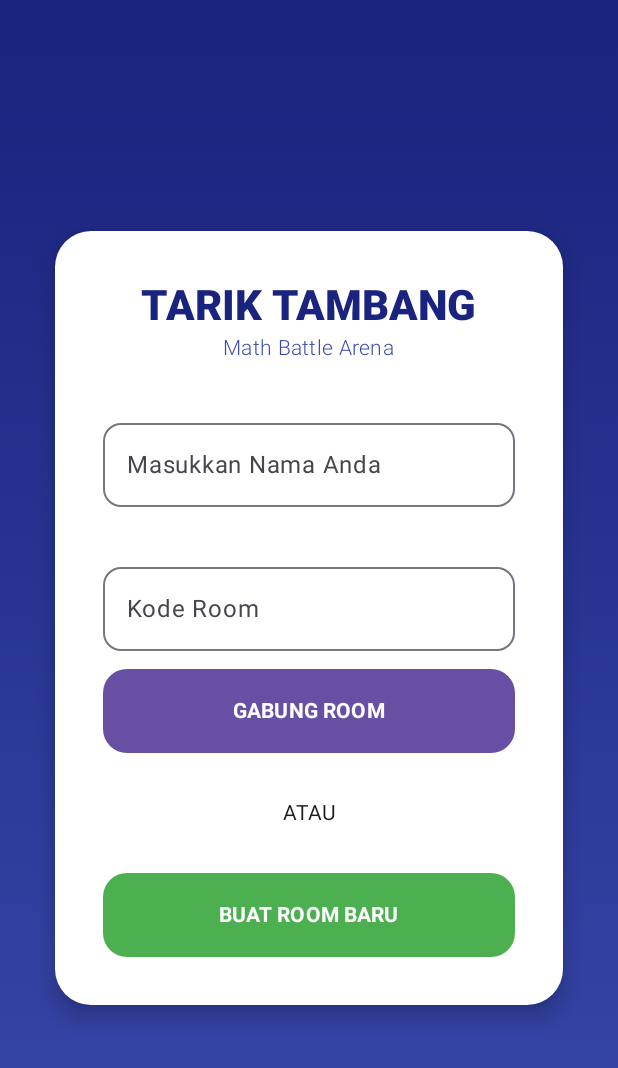
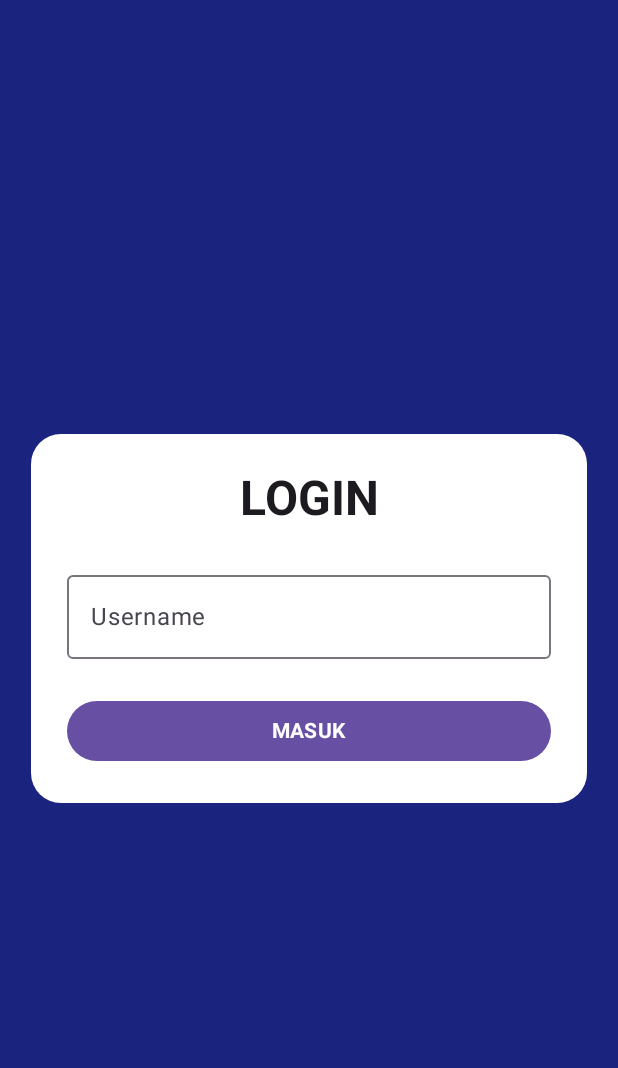
Before and after one commit to taka-duarr/tarik_tambang, an Android app built with Jetpack Compose: the screen it shows after launch (MainActivity), on a phone screen of 412 x 824 dp. Shown: the top 1068 px of the screen. Run offline under Robolectric (Android 15) with nearby library versions, the phone set to English and light mode, and no system bars; our stand-ins replace Firebase (no records; nobody signed in at launch, a user with empty details on screens opened directly).

Commit message:
change name app and backround app

```diff
--- a/app/src/main/java/com/example/tarik_tambang/MainActivity.kt
+++ b/app/src/main/java/com/example/tarik_tambang/MainActivity.kt
@@ -33,6 +33,7 @@ import androidx.core.splashscreen.SplashScreen.Companion.installSplashScreen
 
 
 
+
 class MainActivity : ComponentActivity() {
     override fun onCreate(savedInstanceState: Bundle?) {
         installSplashScreen()
@@ -47,41 +48,111 @@ class MainActivity : ComponentActivity() {
 
 @Composable
 fun GameNavigation() {
+    val context = LocalContext.current
+
+    var savedName by remember { mutableStateOf(UserPrefs.getName(context)) }
     var activeRoomCode by remember { mutableStateOf<String?>(null) }
     var activeRole by remember { mutableStateOf<String?>(null) }
-    var myName by remember { mutableStateOf<String?>(null) }
 
-    if (activeRole == null) {
+    when {
+        savedName == null -> {
+            LoginScreen { username ->
+                UserPrefs.saveName(context, username)
+                savedName = username
+            }
+        }
 
+        activeRole == null -> {
             LobbyScreen(
-            onJoinRoom = { code, role, name ->
+                fixedName = savedName!!,
+                onJoinRoom = { code, role ->
                     activeRoomCode = code
                     activeRole = role
-                myName = name
                 }
             )
-    } else {
-        // Tampilkan Game jika sudah ada role
+        }
+
+        else -> {
             ActiveGameScreen(
                 roomCode = activeRoomCode!!,
                 myRole = activeRole!!,
-            myName = myName!!,
+                myName = savedName!!,
                 onLeaveRoom = {
                     activeRoomCode = null
                     activeRole = null
-                myName = null
                 }
             )
+        }
+    }
+}
+
+
+@Composable
+fun LoginScreen(onLogin: (String) -> Unit) {
+    var username by remember { mutableStateOf("") }
+    var message by remember { mutableStateOf("") }
+
+    Box(
+        modifier = Modifier
+            .fillMaxSize()
+            .background(Color(0xFF1A237E)),
+        contentAlignment = Alignment.Center
+    ) {
+        Card(
+            modifier = Modifier.fillMaxWidth(0.9f),
+            shape = RoundedCornerShape(20.dp),
+            colors = CardDefaults.cardColors(containerColor = Color.White)
+        ) {
+            Column(
+                modifier = Modifier.padding(24.dp),
+                horizontalAlignment = Alignment.CenterHorizontally
+            ) {
+                Text("LOGIN", fontSize = 32.sp, fontWeight = FontWeight.Bold)
+
+                Spacer(Modifier.height(24.dp))
+
+                OutlinedTextField(
+                    value = username,
+                    onValueChange = { username = it.trim() },
+                    label = { Text("Username") },
+                    singleLine = true,
+                    modifier = Modifier.fillMaxWidth()
+                )
+
+                Spacer(Modifier.height(24.dp))
+
+                Button(
+                    modifier = Modifier.fillMaxWidth(),
+                    onClick = {
+                        if (username.isBlank()) {
+                            message = "Username tidak boleh kosong"
+                        } else {
+                            onLogin(username)
+                        }
+                    }
+                ) {
+                    Text("MASUK", fontWeight = FontWeight.Bold)
+                }
+
+                if (message.isNotEmpty()) {
+                    Spacer(Modifier.height(12.dp))
+                    Text(message, color = Color.Red)
+                }
+            }
+        }
     }
 }
 
 
 
+
 @Composable
-fun LobbyScreen(onJoinRoom: (code: String, role: String, name: String) -> Unit) {
+fun LobbyScreen(
+    fixedName: String,
+    onJoinRoom: (code: String, role: String) -> Unit
+) {
     val roomsRef = remember { FirebaseDatabase.getInstance().getReference("rooms") }
 
-    var enteredName by remember { mutableStateOf("") }
     var roomCodeInput by remember { mutableStateOf("") }
     var message by remember { mutableStateOf("") }
 
@@ -119,50 +190,29 @@ fun LobbyScreen(onJoinRoom: (code: String, role: String, name: String) -> Unit)
                         color = Color(0xFF1A237E)
                     )
                 )
+
                 Text(
-                    "Math Battle Arena",
-                    style = MaterialTheme.typography.bodyMedium.copy(
+                    "Selamat datang, $fixedName!",
                     color = Color(0xFF3949AB),
-                        fontWeight = FontWeight.Light
+                    fontWeight = FontWeight.Bold
                 )
-                )
+
                 Spacer(Modifier.height(32.dp))
 
-                // Kolom Nama
-                OutlinedTextField(
-                    value = enteredName,
-                    onValueChange = { enteredName = it },
-                    label = { Text("Masukkan Nama Anda") },
-                    singleLine = true,
-                    modifier = Modifier.fillMaxWidth(),
-                    shape = RoundedCornerShape(12.dp),
-                    colors = OutlinedTextFieldDefaults.colors(
-                        focusedBorderColor = Color(0xFF3949AB),
-                        focusedLabelColor = Color(0xFF3949AB)
-                    )
-                )
-                Spacer(Modifier.height(32.dp))
-
-                // Gabung Room
+                // Input Kode Room
                 OutlinedTextField(
                     value = roomCodeInput,
                     onValueChange = { roomCodeInput = it.uppercase() },
                     label = { Text("Kode Room") },
                     singleLine = true,
                     modifier = Modifier.fillMaxWidth(),
-                    shape = RoundedCornerShape(12.dp),
-                    colors = OutlinedTextFieldDefaults.colors(
-                        focusedBorderColor = Color(0xFF3949AB),
-                        focusedLabelColor = Color(0xFF3949AB)
+                    shape = RoundedCornerShape(12.dp)
                 )
-                )
+
                 Spacer(Modifier.height(12.dp))
+
                 Button(
                     onClick = {
-                        if (enteredName.isBlank()) {
-                            message = "Nama tidak boleh kosong"
-                            return@Button
-                        }
                         if (roomCodeInput.isBlank()) {
                             message = "Kode room tidak boleh kosong"
                             return@Button
@@ -177,12 +227,15 @@ fun LobbyScreen(onJoinRoom: (code: String, role: String, name: String) -> Unit)
                             val aName = snapshot.child("playerA/name").getValue(String::class.java)
                             val bName = snapshot.child("playerB/name").getValue(String::class.java)
 
-                            if (aName.isNullOrBlank() || aName == enteredName) {
-                                onJoinRoom(roomCodeInput, "playerA", enteredName)
-                            } else if (bName.isNullOrBlank() || bName == enteredName) {
-                                onJoinRoom(roomCodeInput, "playerB", enteredName)
-                            } else {
-                                message = "Room '$roomCodeInput' sudah penuh!"
+                            when {
+                                aName.isNullOrBlank() || aName == fixedName ->
+                                    onJoinRoom(roomCodeInput, "playerA")
+
+                                bName.isNullOrBlank() || bName == fixedName ->
+                                    onJoinRoom(roomCodeInput, "playerB")
+
+                                else ->
+                                    message = "Room sudah penuh!"
                             }
 
                         }.addOnFailureListener {
@@ -199,14 +252,8 @@ fun LobbyScreen(onJoinRoom: (code: String, role: String, name: String) -> Unit)
                 Text("ATAU")
                 Spacer(Modifier.height(32.dp))
 
-                // Buat Room
                 Button(
                     onClick = {
-                        if (enteredName.isBlank()) {
-                            message = "Nama tidak boleh kosong"
-                            return@Button
-                        }
-
                         val newRoomCode = generateRoomCode()
                         val roomData = mapOf(
                             "status" to "waiting",
@@ -215,7 +262,7 @@ fun LobbyScreen(onJoinRoom: (code: String, role: String, name: String) -> Unit)
 
                         roomsRef.child(newRoomCode).setValue(roomData)
                             .addOnSuccessListener {
-                                onJoinRoom(newRoomCode, "playerA", enteredName)
+                                onJoinRoom(newRoomCode, "playerA")
                             }
                             .addOnFailureListener {
                                 message = "Gagal membuat room: ${it.message}"
@@ -223,25 +270,20 @@ fun LobbyScreen(onJoinRoom: (code: String, role: String, name: String) -> Unit)
                     },
                     modifier = Modifier.fillMaxWidth().height(56.dp),
                     shape = RoundedCornerShape(16.dp),
-                    colors = ButtonDefaults.buttonColors(
-                        containerColor = Color(0xFF4CAF50)
-                    )
+                    colors = ButtonDefaults.buttonColors(containerColor = Color(0xFF4CAF50))
                 ) {
                     Text("BUAT ROOM BARU", fontWeight = FontWeight.Bold)
                 }
 
                 if (message.isNotBlank()) {
                     Spacer(Modifier.height(24.dp))
-                    Text(
-                        text = message,
-                        color = Color(0xFFFF6B6B),
-                        textAlign = TextAlign.Center
-                    )
+                    Text(message, color = Color.Red)
                 }
             }
         }
     }
 }
+
 
 
 
--- /dev/null
+++ b/app/src/main/java/com/example/tarik_tambang/UserPrefs.kt
@@ -0,0 +1,19 @@
+package com.example.tarik_tambang
+
+import android.content.Context
+
+object UserPrefs {
+    private const val NAME_KEY = "username"
+
+    fun saveName(context: Context, name: String) {
+        context.getSharedPreferences("app_prefs", Context.MODE_PRIVATE)
+            .edit()
+            .putString(NAME_KEY, name)
+            .apply()
+    }
+
+    fun getName(context: Context): String? {
+        return context.getSharedPreferences("app_prefs", Context.MODE_PRIVATE)
+            .getString(NAME_KEY, null)
+    }
+}
```
Lines whose indentation alone changed are shown as unchanged.
